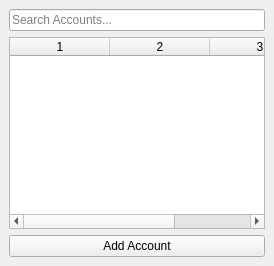
Before: the Qt Designer form otp_window.ui in olejatorqq/otp-mfa, drawn with Qt 5.
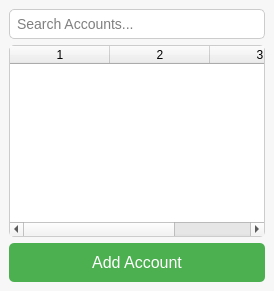
After: the same form once the commit is applied.

```diff
--- a/otp_window.ui
+++ b/otp_window.ui
@@ -5,6 +5,38 @@
   <property name="windowTitle">
    <string>OTP Generator</string>
   </property>
+  <property name="styleSheet">
+   <string>
+    QMainWindow {
+        background-color: #f7f7f7;
+    }
+    QLineEdit {
+        border: 1px solid #ccc;
+        border-radius: 5px;
+        padding: 5px;
+        font-size: 14px;
+    }
+    QPushButton {
+        background-color: #4CAF50;
+        color: white;
+        border: none;
+        border-radius: 5px;
+        padding: 10px;
+        font-size: 16px;
+    }
+    QPushButton:hover {
+        background-color: #45a049;
+    }
+    QTableWidget {
+        border: 1px solid #ccc;
+        border-radius: 5px;
+        font-size: 14px;
+    }
+    QTableWidget::item {
+        padding: 5px;
+    }
+   </string>
+  </property>
   <widget class="QWidget" name="centralwidget">
    <layout class="QVBoxLayout" name="verticalLayout">
     <item>
```
